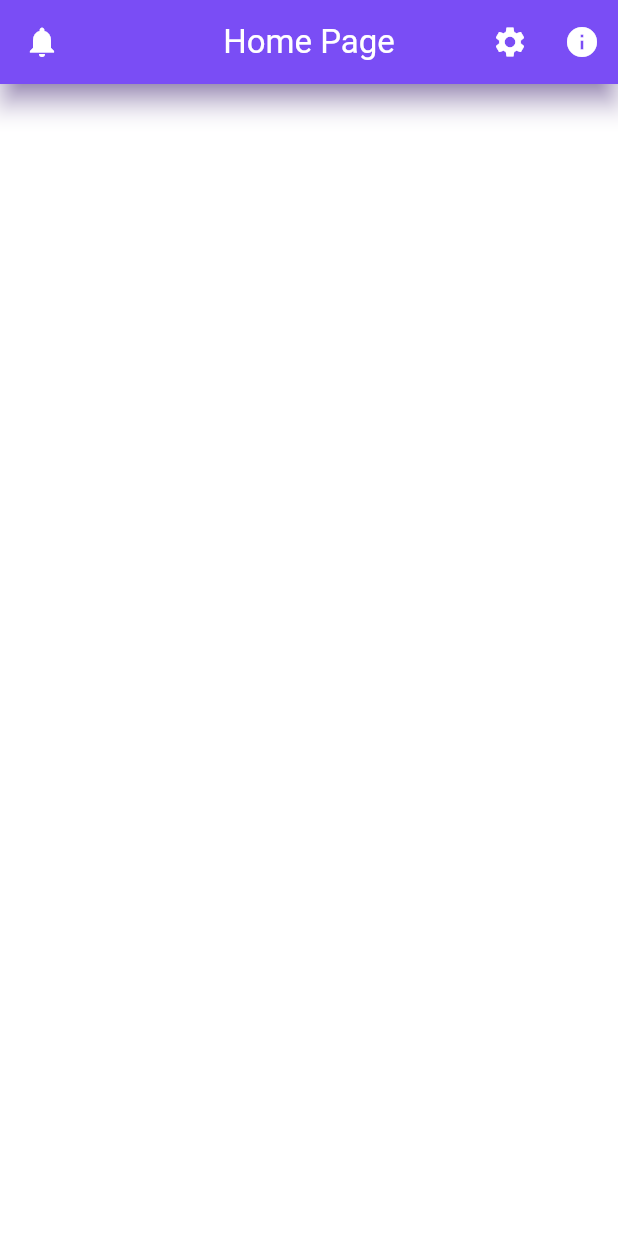
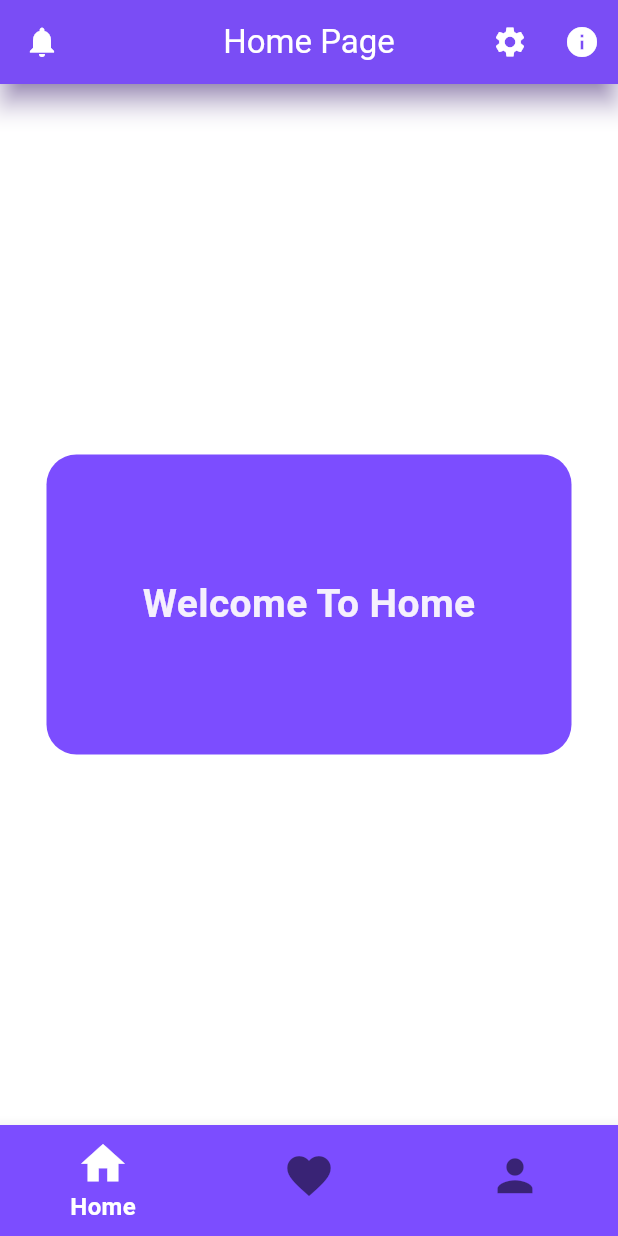
Before and after one commit to aboalhasan-albedairy/Hash-Plus-Course---Flutter-Basics, a Flutter app: the screen it shows after launch, on a phone screen of 412 x 824 dp. Run offline on Flutter 3.47's test engine with Material 3 defaults, Android fonts, the phone set to English and light mode, and no system bars.

Commit message:
Lesson 26: BottomNavigationBar() Widget

```diff
--- a/lib/main.dart
+++ b/lib/main.dart
@@ -21,6 +21,8 @@ class HomePage extends StatefulWidget {
 }
 
 class _HomePageState extends State<HomePage> {
+  var currentIndex = 0;
+
   @override
   Widget build(BuildContext context) {
     return Scaffold(
@@ -38,6 +40,53 @@ class _HomePageState extends State<HomePage> {
         shadowColor: Colors.deepPurple,
         elevation: 7,
       ),
+
+      bottomNavigationBar: BottomNavigationBar(
+        backgroundColor: Colors.deepPurpleAccent,
+        selectedItemColor: Colors.white,
+        iconSize: 35,
+
+        selectedLabelStyle: TextStyle(
+          fontWeight: FontWeight.bold,
+          fontSize: 16,
+        ),
+
+        showSelectedLabels: true,
+        showUnselectedLabels: false,
+        currentIndex: currentIndex,
+        onTap: (value) {
+          setState(() {
+            currentIndex = value;
+          });
+        },
+        items: [
+          BottomNavigationBarItem(icon: Icon(Icons.home), label: "Home"),
+          BottomNavigationBarItem(
+            icon: Icon(Icons.favorite),
+            label: "Favorite",
+          ),
+          BottomNavigationBarItem(icon: Icon(Icons.person), label: "Account"),
+        ],
+      ),
+      body: Center(
+        child: Container(
+          height: 200,
+          width: 350,
+          alignment: Alignment.center,
+          decoration: BoxDecoration(
+            color: Colors.deepPurpleAccent,
+            borderRadius: BorderRadius.circular(20),
+          ),
+          child: Text(
+            "Welcome To Home",
+            style: TextStyle(
+              fontSize: 26,
+              fontWeight: FontWeight.bold,
+              color: const Color.fromARGB(255, 245, 240, 253),
+            ),
+          ),
+        ),
+      ),
     );
   }
 }
```
